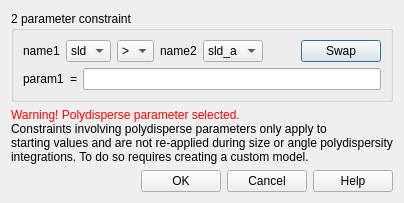
Qt form src/sas/qtgui/Perspectives/Fitting/UI/ComplexConstraintUI.ui (SasView/sasview) before a commit.
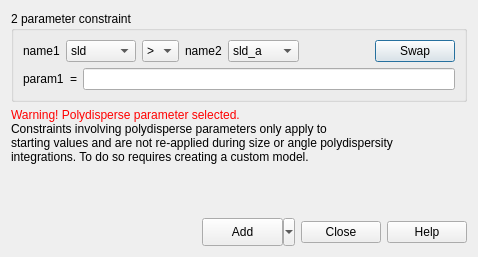
The same form after that commit.

Commit message: Reworked the complex constraint functionality SASVIEW-1019

Diff of the .ui file:
```diff
--- a/src/sas/qtgui/Perspectives/Fitting/UI/ComplexConstraintUI.ui
+++ b/src/sas/qtgui/Perspectives/Fitting/UI/ComplexConstraintUI.ui
@@ -6,8 +6,8 @@
    <rect>
     <x>0</x>
     <y>0</y>
-    <width>367</width>
-    <height>199</height>
+    <width>478</width>
+    <height>257</height>
    </rect>
   </property>
   <property name="windowTitle">
@@ -68,6 +68,9 @@
             <verstretch>0</verstretch>
            </sizepolicy>
           </property>
+          <property name="sizeAdjustPolicy">
+           <enum>QComboBox::AdjustToContents</enum>
+          </property>
           <item>
            <property name="text">
             <string>sld</string>
@@ -99,6 +102,9 @@
             <verstretch>0</verstretch>
            </sizepolicy>
           </property>
+          <property name="sizeAdjustPolicy">
+           <enum>QComboBox::AdjustToContents</enum>
+          </property>
           <item>
            <property name="text">
             <string>sld_a</string>
@@ -160,26 +166,44 @@
        </property>
        <property name="sizeHint" stdset="0">
         <size>
-         <width>40</width>
+         <width>88</width>
          <height>20</height>
         </size>
        </property>
       </spacer>
      </item>
      <item>
-      <widget class="QPushButton" name="cmdOK">
+      <widget class="QToolButton" name="cmdOK">
+       <property name="minimumSize">
+        <size>
+         <width>93</width>
+         <height>28</height>
+        </size>
+       </property>
+       <property name="toolTip">
+        <string>&lt;html&gt;&lt;head/&gt;&lt;body&gt;&lt;p&gt;Add the constraint as defined by the above expression.&lt;/p&gt;&lt;/body&gt;&lt;/html&gt;</string>
+       </property>
        <property name="text">
-        <string>OK</string>
+        <string>Add</string>
        </property>
-       <property name="default">
+       <property name="popupMode">
+        <enum>QToolButton::MenuButtonPopup</enum>
+       </property>
+       <property name="toolButtonStyle">
+        <enum>Qt::ToolButtonTextOnly</enum>
+       </property>
+       <property name="autoRaise">
         <bool>false</bool>
        </property>
+       <property name="arrowType">
+        <enum>Qt::DownArrow</enum>
+       </property>
       </widget>
      </item>
      <item>
       <widget class="QPushButton" name="cmdCancel">
        <property name="text">
-        <string>Cancel</string>
+        <string>Close</string>
        </property>
       </widget>
      </item>
```
Left out of the diff: 19 changed lines with no effect on the pictures. The commit also changes 8 other files.
